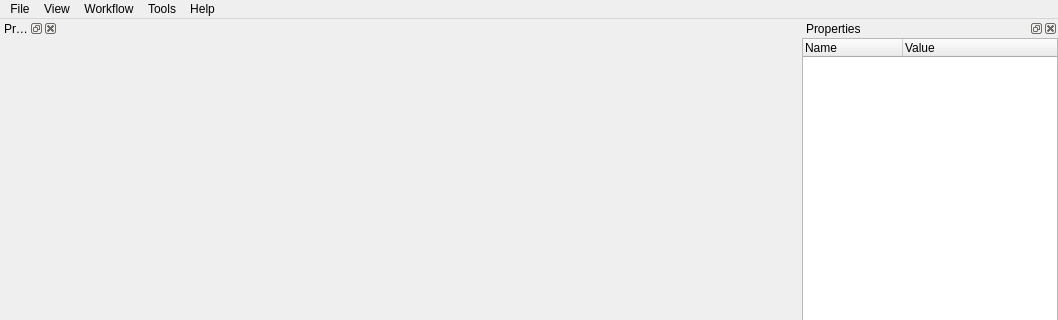
First picture: the form in src/graphos/ui/MainWindowView.ui, repository TIDOP-USAL/graphos, before the edit; both pictures show x 0 to 1058 and y 0 to 320 of the 1058 by 684 pixel window.
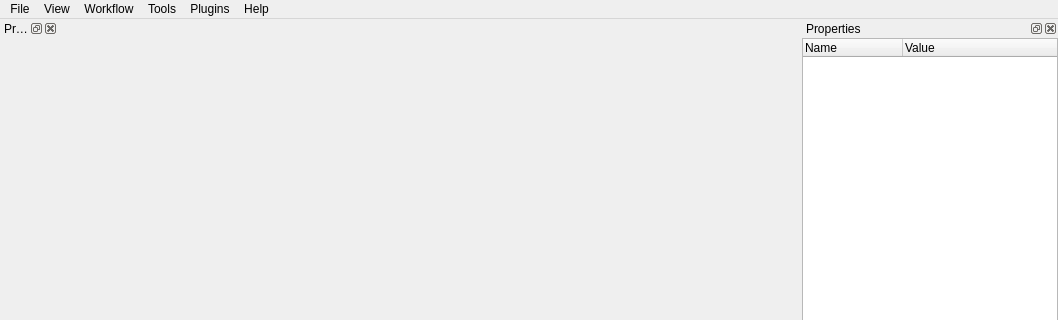
Second picture: the form after the edit.

Commit message: Añadido menu plulgin

Diff of the .ui file:
```diff
--- a/src/graphos/ui/MainWindowView.ui
+++ b/src/graphos/ui/MainWindowView.ui
@@ -48,10 +48,16 @@
      <string>Workflow</string>
     </property>
    </widget>
+   <widget class="QMenu" name="menuPlugins">
+    <property name="title">
+     <string>Plugins</string>
+    </property>
+   </widget>
    <addaction name="menuFile"/>
    <addaction name="menuView"/>
    <addaction name="menuWorkflow"/>
    <addaction name="menuTools"/>
+   <addaction name="menuPlugins"/>
    <addaction name="menuHelp"/>
   </widget>
   <widget class="QStatusBar" name="statusBar"/>
```
The commit also changes 8 other files.
